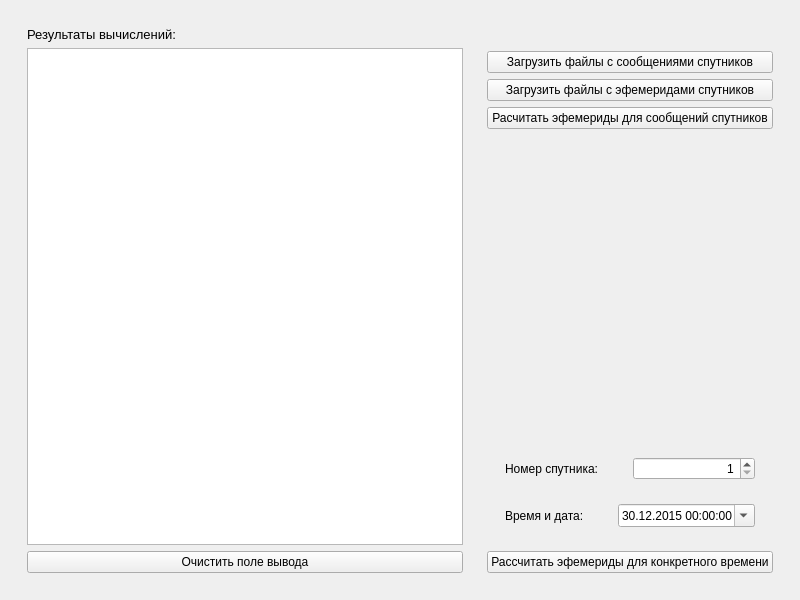
The window that Lab_2/IRTS_2/main_window.ui (StrangeIlia/IntelligentRealTimeSystem) describes before a commit, drawn with Qt 5.
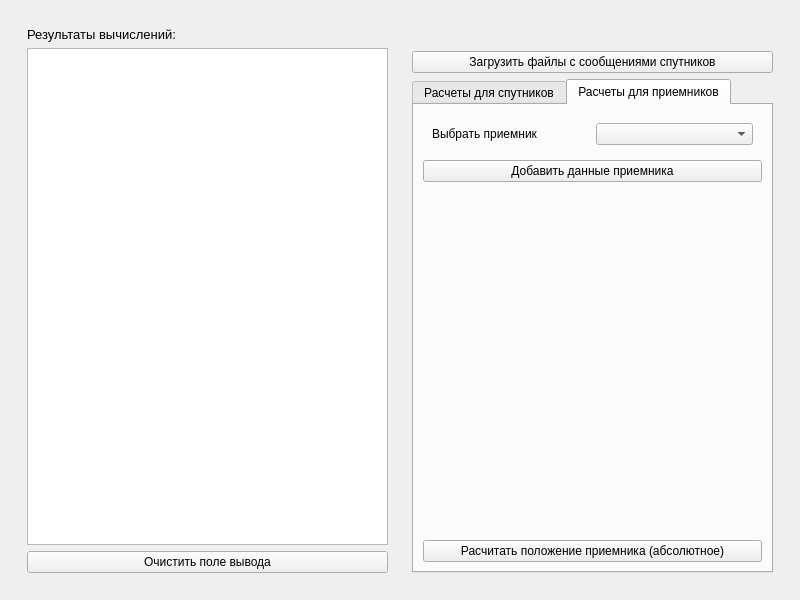
The same window after the commit.

Commit message: Думаю, какое время выбрать для уточнения псевдодальности

```diff
--- a/Lab_2/IRTS_2/main_window.ui
+++ b/Lab_2/IRTS_2/main_window.ui
@@ -77,6 +77,16 @@
            </widget>
           </item>
           <item>
+           <widget class="QTabWidget" name="tabWidget">
+            <property name="currentIndex">
+             <number>1</number>
+            </property>
+            <widget class="QWidget" name="tab">
+             <attribute name="title">
+              <string>Расчеты для спутников</string>
+             </attribute>
+             <layout class="QVBoxLayout" name="verticalLayout_5">
+              <item>
            <widget class="QPushButton" name="filesWithEphemeris">
             <property name="text">
              <string>Загрузить файлы с эфемеридами спутников</string>
@@ -157,7 +167,7 @@
                    <date>
                     <year>2015</year>
                     <month>12</month>
-                    <day>30</day>
+                        <day>29</day>
                    </date>
                   </property>
                   <property name="displayFormat">
@@ -182,6 +192,60 @@
             <property name="text">
              <string>Рассчитать эфемериды для конкретного времени</string>
             </property>
+               </widget>
+              </item>
+             </layout>
+            </widget>
+            <widget class="QWidget" name="tab_2">
+             <attribute name="title">
+              <string>Расчеты для приемников</string>
+             </attribute>
+             <layout class="QVBoxLayout" name="verticalLayout_6">
+              <item>
+               <widget class="QWidget" name="widget_6" native="true">
+                <layout class="QHBoxLayout" name="horizontalLayout_4">
+                 <item>
+                  <widget class="QLabel" name="label_4">
+                   <property name="text">
+                    <string>Выбрать приемник</string>
+                   </property>
+                  </widget>
+                 </item>
+                 <item>
+                  <widget class="QComboBox" name="recievers"/>
+                 </item>
+                </layout>
+               </widget>
+              </item>
+              <item>
+               <widget class="QPushButton" name="addReciever">
+                <property name="text">
+                 <string>Добавить данные приемника</string>
+                </property>
+               </widget>
+              </item>
+              <item>
+               <spacer name="verticalSpacer_3">
+                <property name="orientation">
+                 <enum>Qt::Vertical</enum>
+                </property>
+                <property name="sizeHint" stdset="0">
+                 <size>
+                  <width>20</width>
+                  <height>40</height>
+                 </size>
+                </property>
+               </spacer>
+              </item>
+              <item>
+               <widget class="QPushButton" name="calcPositionReciever">
+                <property name="text">
+                 <string>Расчитать положение приемника (абсолютное)</string>
+                </property>
+               </widget>
+              </item>
+             </layout>
+            </widget>
            </widget>
           </item>
          </layout>
```
Lines whose indentation alone changed are shown as unchanged. The commit also changes 14 other files.
